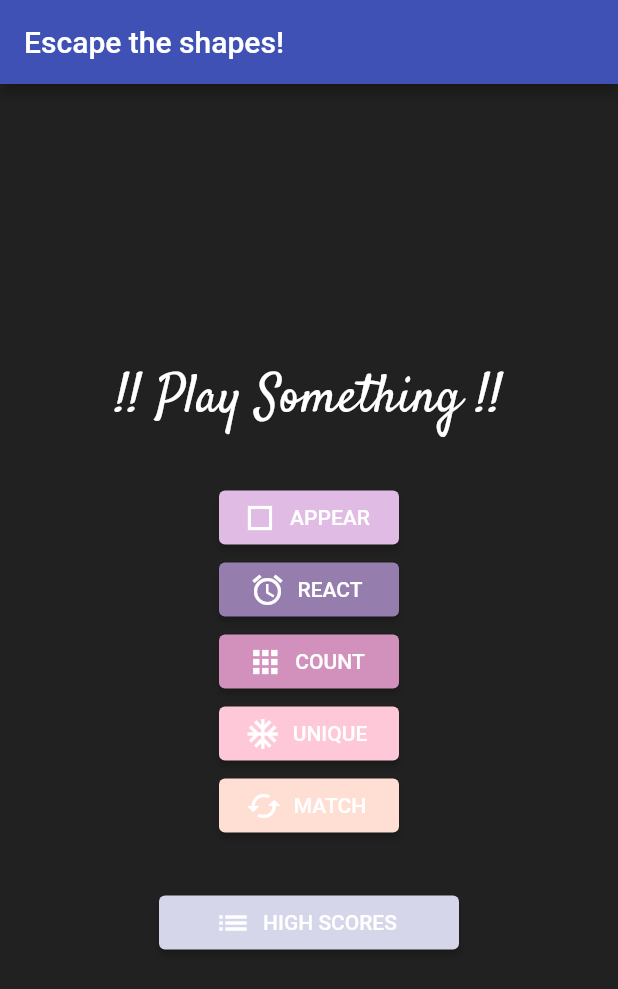
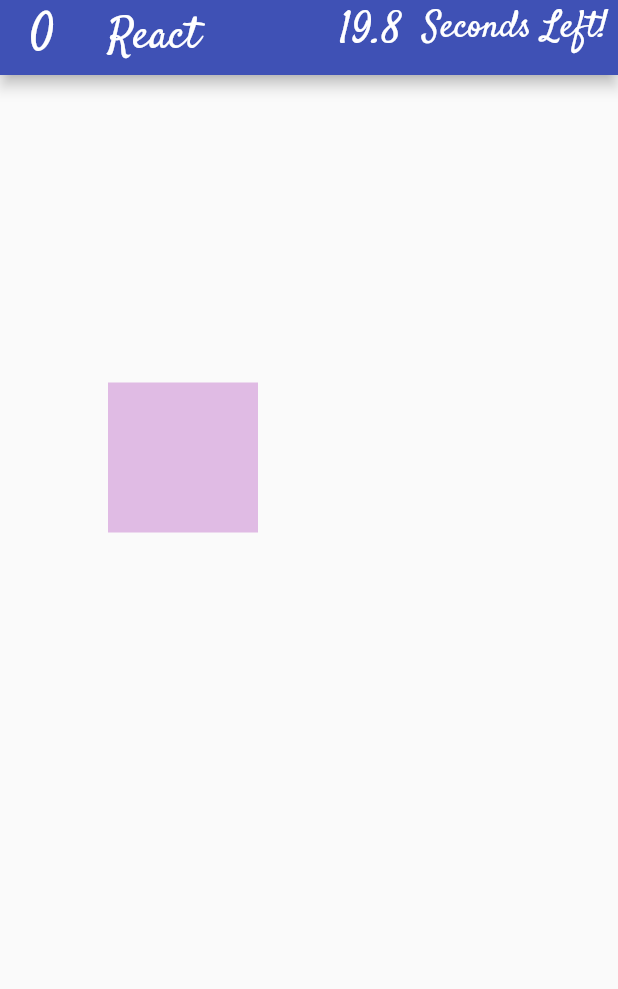
Before and after one commit to rcalacon/shape_escape, a Flutter app: the screen it shows after launch, after a tap on "REACT", on a phone screen of 412 x 824 dp. Shown: the top 989 px of the screen. Run offline on Flutter 3.47's test engine with Material 2 defaults, Android fonts, the phone set to English and light mode, and no system bars.

Commit message:
react game now working

```diff
--- a/lib/AppearPainter.dart
+++ b/lib/AppearPainter.dart
@@ -1,14 +1,9 @@
 import 'package:flutter/material.dart';
 
-const BLUE_NORMAL = Color(0xff54c5f8);
-const GREEN_NORMAL = Color(0xff6bde54);
-const BLUE_DARK2 = Color(0xff01579b);
-const BLUE_DARK1 = Color(0xff29b6f6);
-
-class AppearPainter extends CustomPainter {
+class ReactPainter extends CustomPainter {
   final double opacity;
   final Rect rect;
-  AppearPainter(this.rect, this.opacity);
+  ReactPainter(this.rect, this.opacity);
 
   @override
   void paint(Canvas canvas, Size size) {
--- /dev/null
+++ b/lib/ReactPainter.dart
@@ -0,0 +1,45 @@
+import 'package:flutter/material.dart';
+
+const PASTEL_COLOR_OPTION_ONE = Color(0xffe0bbe4);
+const PASTEL_COLOR_OPTION_TWO = Color(0xff957dad);
+const PASTEL_COLOR_OPTION_THREE = Color(0xffd291bc);
+const PASTEL_COLOR_OPTION_FOUR = Color(0xfffec8d8);
+const PASTEL_COLOR_OPTION_FIVE = Color(0xffffccb6);
+
+class ReactPainter extends CustomPainter {
+  final Rect rect;
+  final int colorResult;
+  ReactPainter(this.rect, this.colorResult);
+
+  @override
+  void paint(Canvas canvas, Size size) {
+    var rectColor;
+    switch(colorResult){
+      case 0:
+        rectColor = PASTEL_COLOR_OPTION_ONE;
+        break;
+      case 1:
+        rectColor = PASTEL_COLOR_OPTION_TWO;
+        break;
+      case 2:
+        rectColor = PASTEL_COLOR_OPTION_THREE;
+        break;
+      case 3:
+        rectColor = PASTEL_COLOR_OPTION_FOUR;
+        break;
+      case 4:
+        rectColor = PASTEL_COLOR_OPTION_FIVE;
+        break;
+    }
+
+    var paint = Paint()
+      ..color = rectColor;
+
+    canvas.drawRect(rect, paint);
+  }
+
+  @override
+  bool shouldRepaint(CustomPainter oldDelegate) {
+    return true;
+  }
+}
--- /dev/null
+++ b/lib/ReactWidget.dart
@@ -0,0 +1,288 @@
+import 'package:flutter/material.dart';
+import 'dart:math';
+import 'dart:async';
+import 'ReactPainter.dart';
+
+class ReactWidget extends StatefulWidget {
+  ReactWidget({Key key, this.title}) : super(key: key);
+  final String title;
+
+  @override
+  _ReactWidgetState createState() => _ReactWidgetState();
+}
+
+class _ReactWidgetState extends State<ReactWidget> with TickerProviderStateMixin {
+  Rect _rect;
+  int _rectColor;
+  int _prevRectColor;
+  bool _updateRect;
+  Animation<double> _animation;
+  AnimationController _controller;
+  final double _appBarOffSet = 50;
+  final double _utilityBarOffset = 20;
+  final double _bottomBarOffset = 45;
+  final double _buttonWidth = 200;
+  final int _msTimeLimit = 20000;
+  Stopwatch _gameTimer;
+  bool _gameOver;
+  final String _fontFamily = "Satisfy";
+  int _score;
+
+  @override
+  void initState() {
+    super.initState();
+
+    _updateRect = true;
+
+    _controller = AnimationController(
+      vsync: this,
+      duration : Duration(seconds : _msTimeLimit ~/ 1000)
+    );
+
+    Tween<double> _opacityTween = Tween(begin: 0, end: 1);
+
+    _animation = _opacityTween.animate(_controller)
+      ..addListener(() {
+        setState(() {});
+      })
+      ..addStatusListener((status) {
+        if (status == AnimationStatus.completed) {
+          _controller.stop();
+          _updateRect = false;
+          setState(() {
+            _gameOver = true;
+          });
+        }
+        else if (status == AnimationStatus.dismissed) {
+          _controller.forward();
+        }
+      });
+
+    _controller.forward();
+
+    _gameTimer = new Stopwatch();
+    _gameTimer.start();
+  }
+
+  Rect createRandomPositionRect(double width, double height, int boxSize){
+    Random rectPositionDecider = new Random();
+
+    double right = rectPositionDecider.nextInt(width.toInt()).toDouble();
+    if(right < boxSize) right = right + boxSize;
+    double left = right - boxSize;
+
+    double bottom = rectPositionDecider.nextInt(height.toInt()).toDouble();
+    if(bottom < (boxSize + _appBarOffSet + _utilityBarOffset + _bottomBarOffset)) bottom = bottom + boxSize;
+    else if(bottom > (height - _bottomBarOffset)) bottom = bottom - _bottomBarOffset;
+    double top = bottom - boxSize;
+
+    return Rect.fromLTRB(left,top,right,bottom);
+  }
+
+  int getNewRectColor(){
+    Random rectColorDecider = new Random();
+
+    int colorResult = rectColorDecider.nextInt(5);
+    if(_prevRectColor != null){
+      while(_prevRectColor == colorResult){
+        colorResult = rectColorDecider.nextInt(5);
+      }
+    }
+
+    _prevRectColor = colorResult;
+    return colorResult;
+  }
+
+  _ReactWidgetState() {
+    _score = 0;
+    _gameOver = false;
+  }
+
+  int updateDifficulty(int score){
+    int targetSize = 100;
+
+    if(score >= 5){
+      targetSize = 90;
+    }if(score >= 10){
+      targetSize = 80;
+    }if(score >= 15){
+      targetSize = 70;
+    }if(score >= 20){
+      targetSize = 60;
+    }if(score >= 25){
+      targetSize = 50;
+    }
+
+    return targetSize;
+  }
+
+  @override
+  void dispose() {
+    _controller.dispose();
+    super.dispose();
+  }
+
+  @override
+  Widget build(BuildContext context) {
+
+    if(this._gameOver){
+      _gameTimer.stop();
+
+      return Scaffold(
+          appBar: AppBar(
+            title: Text(
+                'Appear',
+                style: TextStyle(
+                    fontSize: 30,
+                    color: Colors.white,
+                    fontFamily: _fontFamily
+                )
+            ),
+            toolbarHeight: this._appBarOffSet,
+          ),
+          body: Container(
+            color: Colors.black87,
+            child: Center(
+                child: Column(
+                    mainAxisAlignment: MainAxisAlignment.center,
+                    children: <Widget>[
+                      Text(
+                          '!! Results !!',
+                          style: TextStyle(
+                              fontSize: 35,
+                              color: Colors.white,
+                              fontFamily: _fontFamily
+                          )
+                      ),
+                      Text(
+                          'Score: $_score',
+                          style: TextStyle(
+                              fontSize: 25,
+                              color: Colors.white,
+                              fontFamily: _fontFamily
+                          )
+                      ),
+                      Container(
+                          height: 30
+                      ),
+                      Container(
+                        width: this._buttonWidth,
+                        child: ElevatedButton.icon(
+                            onPressed: () {
+                              setState((){
+                                _score = 0;
+                                _gameOver = false;
+                              });
+                              this._controller.reset();
+                              this._controller.forward();
+                              this._gameTimer.reset();
+                              this._gameTimer.start();
+                            },
+                            icon: Icon(Icons.emoji_emotions_outlined),
+                            label: Text(
+                              "PLAY AGAIN",
+                            ),
+                            style: ButtonStyle(
+                                backgroundColor: MaterialStateProperty.all<Color>(Color(0xff8fcaca))
+                            )
+                        ),
+                      ),
+                      Container(
+                        width: this._buttonWidth,
+                        child: ElevatedButton.icon(
+                            onPressed: () {
+                              Navigator.pop(context);
+                            },
+                            icon: Icon(Icons.arrow_back),
+                            label: Text(
+                              "RETURN",
+                            ),
+                            style: ButtonStyle(
+                                backgroundColor: MaterialStateProperty.all<Color>(Color(0xff8fcaca))
+                            )
+                        ),
+                      ),
+                    ]
+                )
+            ),
+          )
+      );
+    }
+    else{
+      if(_updateRect){
+        int rectSize = updateDifficulty(this._score);
+        _rect = createRandomPositionRect(MediaQuery.of(context).size.width, MediaQuery.of(context).size.height, rectSize);
+        _rectColor = getNewRectColor();
+
+        _updateRect = false;
+      }
+
+      return Scaffold(
+        appBar: AppBar(
+          leading: Text(
+              "  ${_score.toString()}",
+              style: TextStyle(
+                fontFamily: _fontFamily,
+                fontSize: 35,
+              )
+          ),
+          title: Text(
+              'React',
+              style: TextStyle(
+                fontFamily: _fontFamily,
+                fontSize: 30,
+              )
+          ),
+          actions: <Widget>[
+            Text(
+                " ${((_msTimeLimit - _gameTimer.elapsed.inMilliseconds) / 1000).toStringAsFixed(1)}",
+                style: TextStyle(
+                  fontFamily: _fontFamily,
+                  fontSize: 30,
+                )
+            ),
+            Text(
+                "  Seconds Left! ",
+                style: TextStyle(
+                  fontFamily: _fontFamily,
+                  fontSize: 25,
+                )
+            )
+          ],
+          toolbarHeight: this._appBarOffSet,
+        ),
+        body: SafeArea(
+            child: Column(
+                crossAxisAlignment: CrossAxisAlignment.start,
+                children: <Widget>[
+                  Expanded(
+                      child: GestureDetector(
+                          onTapDown: (details) {
+                            RenderBox box = context.findRenderObject();
+                            final offset = box.globalToLocal(details.globalPosition);
+
+                            Offset normalizedOffset = offset - Offset(0, this._appBarOffSet + this._utilityBarOffset);
+
+                            final bool clickedOn = _rect.contains(normalizedOffset);
+                            if (clickedOn) {
+                              setState((){
+                                this._score = this._score + 1;
+                              });
+                              _updateRect = true;
+                            } else {
+                              print("Missed");
+                            }
+                          },
+                          child: CustomPaint(
+                              painter: ReactPainter(_rect, _rectColor),
+                              child: Container()
+                          )
+                      )
+                  ),
+                ]
+            )
+        ),
+      );
+    }
+  }
+}
--- a/lib/main.dart
+++ b/lib/main.dart
@@ -1,6 +1,7 @@
 import 'package:flutter/material.dart';
 
 import 'AppearWidget.dart';
+import 'ReactWidget.dart';
 
 void main() {
   runApp(MyApp());
@@ -10,12 +11,12 @@ class MyApp extends StatelessWidget {
   @override
   Widget build(BuildContext context) {
     return MaterialApp(
-      title: 'Flutter Demo',
+      title: 'Shape Escape',
       theme: ThemeData(
         primarySwatch: Colors.indigo,
         visualDensity: VisualDensity.adaptivePlatformDensity,
       ),
-      home: MyHomePage(title: 'Escape the shapes!'),
+      home: MyHomePage(title: 'Escape The Shapes!'),
     );
   }
 }
@@ -32,12 +33,18 @@ class MyHomePage extends StatefulWidget {
 class _MyHomePageState extends State<MyHomePage> {
   double _buttonWidth = 120;
   double _highScoreButtonWidth = 200;
+  final String _fontFamily = "Satisfy";
 
   @override
   Widget build(BuildContext context) {
     return Scaffold(
       appBar: AppBar(
-        title: Text(widget.title),
+        title: Text(
+            widget.title,
+            style: TextStyle(
+                fontFamily: _fontFamily
+            )
+        ),
       ),
       body: Container(
         color: Colors.black87,
@@ -50,7 +57,7 @@ class _MyHomePageState extends State<MyHomePage> {
                   style: TextStyle(
                     fontSize: 35,
                     color: Colors.white,
-                    fontFamily: 'Satisfy'
+                    fontFamily: _fontFamily
                   )
               ),
               Container(
@@ -78,7 +85,10 @@ class _MyHomePageState extends State<MyHomePage> {
                 width: this._buttonWidth,
                 child: ElevatedButton.icon(
                     onPressed: () {
-                      /*...*/
+                      Navigator.push(
+                          context,
+                          MaterialPageRoute(builder: (context) => ReactWidget())
+                      );
                     },
                     icon: Icon(Icons.access_alarm),
                     label: Text(
@@ -130,7 +140,7 @@ class _MyHomePageState extends State<MyHomePage> {
                       "MATCH",
                     ),
                     style: ButtonStyle(
-                        backgroundColor: MaterialStateProperty.all<Color>(Color(0xffffdfd3))
+                        backgroundColor: MaterialStateProperty.all<Color>(Color(0xffffccb6))
                     )
                 ),
               ),
@@ -148,7 +158,7 @@ class _MyHomePageState extends State<MyHomePage> {
                       "HIGH SCORES",
                     ),
                     style: ButtonStyle(
-                        backgroundColor: MaterialStateProperty.all<Color>(Color(0xffd5d6ea))
+                        backgroundColor: MaterialStateProperty.all<Color>(Color(0xff8fcaca))
                     )
                 ),
               ),
```
Also changed, not shown: lib/AppearWidget.dart (+61 -32 lines).
